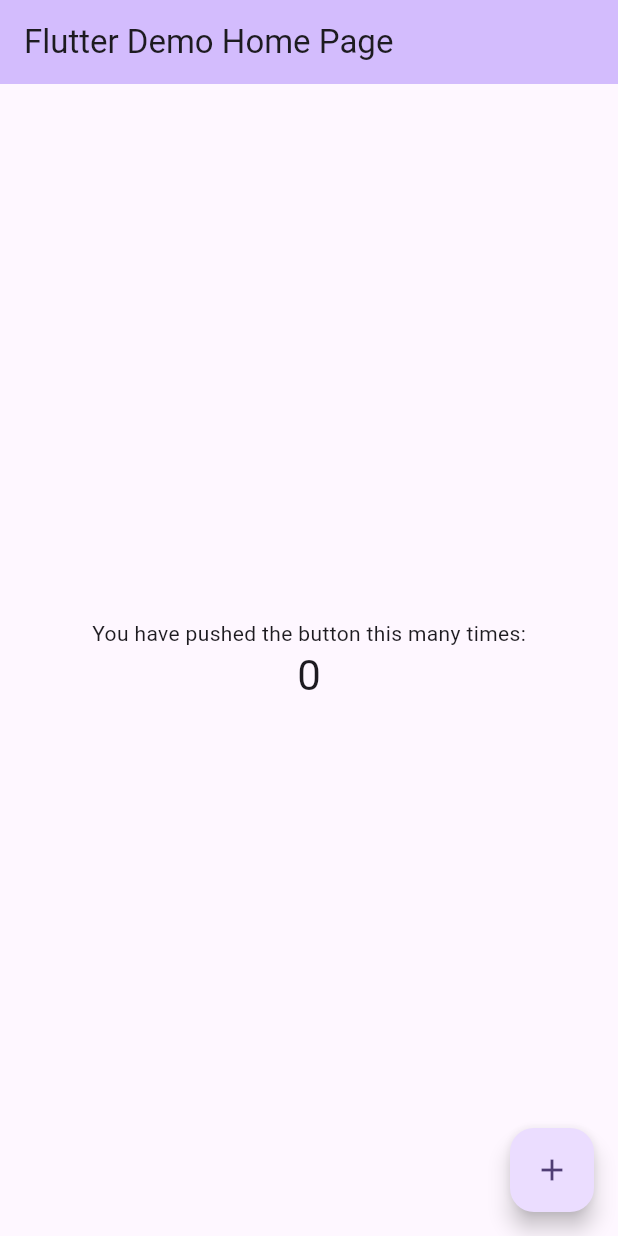
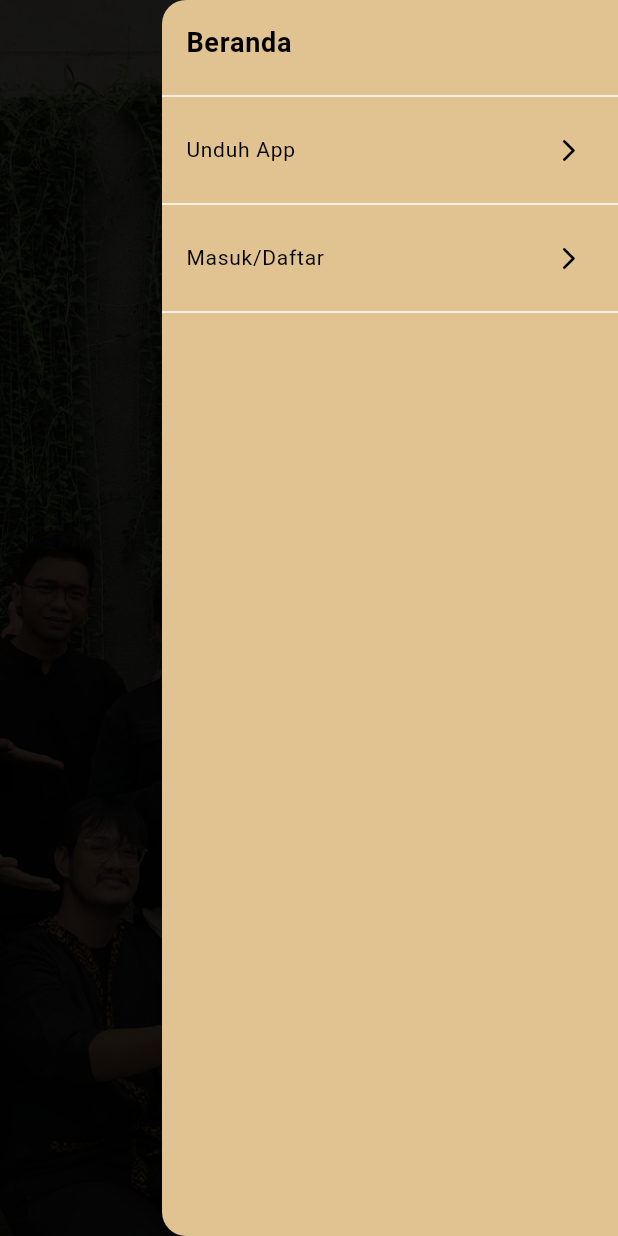
Before and after one commit to gustavsr1994/resume_web, a Flutter app: the screen it shows after launch, with the side drawer open (before the commit the screen has no drawer), on a phone screen of 412 x 824 dp. Run offline on Flutter 3.47's test engine with Material 2 defaults, Android fonts, the phone set to English and light mode, and no system bars; our stand-ins replace equatable, firebase_core, firebase_storage, go_router; accounts and stored records are empty; generated files the repository leaves out were written again.

Commit message:
add home page

```diff
--- /dev/null
+++ b/lib/config/themes/color_pallete.dart
@@ -0,0 +1,6 @@
+import 'package:flutter/material.dart';
+
+const colorGoldLight = Color(0xffE1C291);
+const colorBlack = Colors.black;
+const colorWhite = Colors.white;
+const colorRed = Colors.red;
--- /dev/null
+++ b/lib/core/core.dart
@@ -0,0 +1,6 @@
+import 'package:resume_web/core/error/failure.dart';
+import 'package:resume_web/core/utils/multipe_result.dart';
+
+abstract class UseCase<Output, Input> {
+  Future<Result<Failure, Output?>> call(Input input);
+}
--- a/lib/main.dart
+++ b/lib/main.dart
@@ -1,6 +1,11 @@
+import 'package:firebase_core/firebase_core.dart';
 import 'package:flutter/material.dart';
+import 'package:resume_web/config/themes/color_pallete.dart';
+import 'package:resume_web/firebase_options.dart';
+import 'package:resume_web/presentation/pages/home_page.dart';
 
-void main() {
+void main() async {
+  await Firebase.initializeApp(options: DefaultFirebaseOptions.currentPlatform);
   runApp(const MyApp());
 }
 
@@ -13,113 +18,10 @@ class MyApp extends StatelessWidget {
     return MaterialApp(
       title: 'Flutter Demo',
       theme: ThemeData(
-        // This is the theme of your application.
-        //
-        // TRY THIS: Try running your application with "flutter run". You'll see
-        // the application has a blue toolbar. Then, without quitting the app,
-        // try changing the seedColor in the colorScheme below to Colors.green
-        // and then invoke "hot reload" (save your changes or press the "hot
-        // reload" button in a Flutter-supported IDE, or press "r" if you used
-        // the command line to start the app).
-        //
-        // Notice that the counter didn't reset back to zero; the application
-        // state is not lost during the reload. To reset the state, use hot
-        // restart instead.
-        //
-        // This works for code too, not just values: Most code changes can be
-        // tested with just a hot reload.
-        colorScheme: ColorScheme.fromSeed(seedColor: Colors.deepPurple),
+        colorScheme: ColorScheme.fromSeed(seedColor: colorGoldLight),
         useMaterial3: true,
       ),
-      home: const MyHomePage(title: 'Flutter Demo Home Page'),
+      home: const HomePage(),
     );
   }
 }
-
-class MyHomePage extends StatefulWidget {
-  const MyHomePage({super.key, required this.title});
-
-  // This widget is the home page of your application. It is stateful, meaning
-  // that it has a State object (defined below) that contains fields that affect
-  // how it looks.
-
-  // This class is the configuration for the state. It holds the values (in this
-  // case the title) provided by the parent (in this case the App widget) and
-  // used by the build method of the State. Fields in a Widget subclass are
-  // always marked "final".
-
-  final String title;
-
-  @override
-  State<MyHomePage> createState() => _MyHomePageState();
-}
-
-class _MyHomePageState extends State<MyHomePage> {
-  int _counter = 0;
-
-  void _incrementCounter() {
-    setState(() {
-      // This call to setState tells the Flutter framework that something has
-      // changed in this State, which causes it to rerun the build method below
-      // so that the display can reflect the updated values. If we changed
-      // _counter without calling setState(), then the build method would not be
-      // called again, and so nothing would appear to happen.
-      _counter++;
-    });
-  }
-
-  @override
-  Widget build(BuildContext context) {
-    // This method is rerun every time setState is called, for instance as done
-    // by the _incrementCounter method above.
-    //
-    // The Flutter framework has been optimized to make rerunning build methods
-    // fast, so that you can just rebuild anything that needs updating rather
-    // than having to individually change instances of widgets.
-    return Scaffold(
-      appBar: AppBar(
-        // TRY THIS: Try changing the color here to a specific color (to
-        // Colors.amber, perhaps?) and trigger a hot reload to see the AppBar
-        // change color while the other colors stay the same.
-        backgroundColor: Theme.of(context).colorScheme.inversePrimary,
-        // Here we take the value from the MyHomePage object that was created by
-        // the App.build method, and use it to set our appbar title.
-        title: Text(widget.title),
-      ),
-      body: Center(
-        // Center is a layout widget. It takes a single child and positions it
-        // in the middle of the parent.
-        child: Column(
-          // Column is also a layout widget. It takes a list of children and
-          // arranges them vertically. By default, it sizes itself to fit its
-          // children horizontally, and tries to be as tall as its parent.
-          //
-          // Column has various properties to control how it sizes itself and
-          // how it positions its children. Here we use mainAxisAlignment to
-          // center the children vertically; the main axis here is the vertical
-          // axis because Columns are vertical (the cross axis would be
-          // horizontal).
-          //
-          // TRY THIS: Invoke "debug painting" (choose the "Toggle Debug Paint"
-          // action in the IDE, or press "p" in the console), to see the
-          // wireframe for each widget.
-          mainAxisAlignment: MainAxisAlignment.center,
-          children: <Widget>[
-            const Text(
-              'You have pushed the button this many times:',
-            ),
-            Text(
-              '$_counter',
-              style: Theme.of(context).textTheme.headlineMedium,
-            ),
-          ],
-        ),
-      ),
-      floatingActionButton: FloatingActionButton(
-        onPressed: _incrementCounter,
-        tooltip: 'Increment',
-        child: const Icon(Icons.add),
-      ), // This trailing comma makes auto-formatting nicer for build methods.
-    );
-  }
-}
--- /dev/null
+++ b/lib/presentation/pages/home_page.dart
@@ -0,0 +1,53 @@
+import 'dart:convert';
+
+import 'package:firebase_storage/firebase_storage.dart';
+import 'package:flutter/material.dart';
+import 'package:resume_web/config/themes/color_pallete.dart';
+import 'package:resume_web/presentation/widgets/side_navigation.dart';
+
+class HomePage extends StatefulWidget {
+  const HomePage({super.key});
+  @override
+  State<HomePage> createState() => _HomePageState();
+}
+
+class _HomePageState extends State<HomePage> {
+  var scaffoldKey = GlobalKey<ScaffoldState>();
+  ScrollController scrollController =
+      ScrollController(initialScrollOffset: 1.0);
+  double position = 0.0;
+  @override
+  void initState() {
+    super.initState();
+    scrollController.addListener(() {
+      setState(() {
+        position = scrollController.offset;
+      });
+    });
+  }
+
+  @override
+  Widget build(BuildContext context) {
+    final sized = MediaQuery.of(context).size;
+    return Scaffold(
+      key: scaffoldKey,
+      endDrawer: const SideNavigation(true),
+      body: Container(
+        height: sized.height,
+        width: sized.width,
+        decoration: BoxDecoration(
+            image: DecorationImage(
+                fit: BoxFit.cover,
+                colorFilter: ColorFilter.mode(
+                    colorBlack.withOpacity(.8), BlendMode.darken),
+                image: AssetImage("lib/presentation/assets/images/unnis.jpg"))),
+        child: Center(
+          child: Text(
+            "This Web use Flutter",
+            style: TextStyle(color: colorWhite),
+          ),
+        ),
+      ),
+    );
+  }
+}
--- /dev/null
+++ b/lib/presentation/widgets/side_navigation.dart
@@ -0,0 +1,94 @@
+import 'package:flutter/material.dart';
+import 'package:go_router/go_router.dart';
+import 'package:resume_web/config/themes/color_pallete.dart';
+
+class SideNavigation extends StatelessWidget {
+  final bool statusSide;
+  const SideNavigation(this.statusSide, {Key? key}) : super(key: key);
+
+  @override
+  Widget build(BuildContext context) {
+    return Drawer(
+        backgroundColor: colorGoldLight,
+        child: ListView(
+          children: [
+            ListTile(
+              title: Row(
+                mainAxisAlignment: MainAxisAlignment.spaceBetween,
+                children: [
+                  Text(
+                    'Beranda',
+                    style: TextStyle(
+                      color: colorBlack,
+                      fontSize: statusSide ? 18 : 14,
+                      fontWeight:
+                          statusSide ? FontWeight.bold : FontWeight.normal,
+                    ),
+                  ),
+                  statusSide
+                      ? const SizedBox()
+                      : const Icon(
+                          Icons.arrow_forward_ios_rounded,
+                          color: colorBlack,
+                          size: 18,
+                        )
+                ],
+              ),
+              onTap: () {
+                context.pushReplacement('/');
+              },
+            ),
+            const Divider(color: colorWhite),
+            ListTile(
+              title: const Row(
+                mainAxisAlignment: MainAxisAlignment.spaceBetween,
+                children: [
+                  Text(
+                    'Unduh App',
+                    style: TextStyle(
+                      color: colorBlack,
+                      fontSize: 14,
+                      fontWeight: FontWeight.normal,
+                    ),
+                  ),
+                  Icon(
+                    Icons.arrow_forward_ios_rounded,
+                    color: colorBlack,
+                    size: 18,
+                  )
+                ],
+              ),
+              onTap: () {},
+            ),
+            const Divider(color: colorWhite),
+            ListTile(
+              title: Row(
+                mainAxisAlignment: MainAxisAlignment.spaceBetween,
+                children: [
+                  Text(
+                    'Masuk/Daftar',
+                    style: TextStyle(
+                      color: colorBlack,
+                      fontSize: statusSide ? 14 : 18,
+                      fontWeight:
+                          statusSide ? FontWeight.normal : FontWeight.bold,
+                    ),
+                  ),
+                  statusSide
+                      ? const Icon(
+                          Icons.arrow_forward_ios_rounded,
+                          color: colorBlack,
+                          size: 18,
+                        )
+                      : const SizedBox()
+                ],
+              ),
+              onTap: () {
+                context.go('/login');
+              },
+            ),
+            const Divider(color: colorWhite),
+          ],
+        ));
+  }
+}
--- a/pubspec.yaml
+++ b/pubspec.yaml
@@ -57,8 +57,8 @@ flutter:
   # the material Icons class.
   uses-material-design: true
   # To add assets to your application, add an assets section, like this:
-  # assets:
-  #   - images/a_dot_burr.jpeg
+  assets:
+    - lib/presentation/assets/images/
   #   - images/a_dot_ham.jpeg
   # An image asset can refer to one or more resolution-specific "variants", see
   # https://flutter.dev/assets-and-images/#resolution-aware
```
Also changed, not shown: lib/config/responsive_config.dart (added, +43 -0 lines), lib/core/error/exceptions.dart (added, +12 -0 lines), lib/core/error/failure.dart (added, +25 -0 lines), lib/core/utils/error_reponse.dart (added, +8 -0 lines), lib/core/utils/multipe_result.dart (added, +156 -0 lines), lib/presentation/widgets/header.dart (added, +102 -0 lines), lib/presentation/assets/images/unnis.jpg (added).
